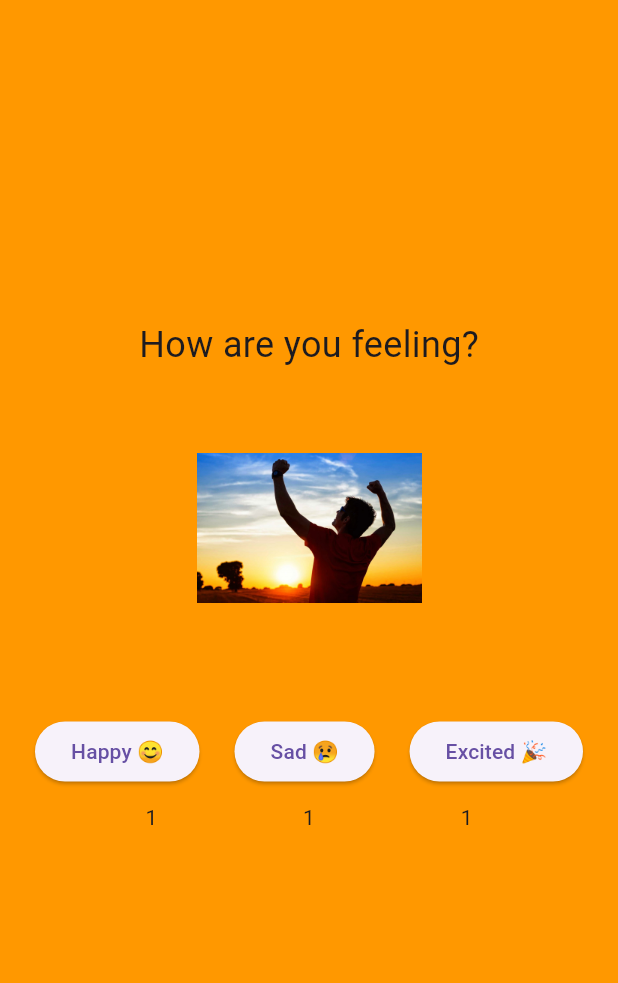
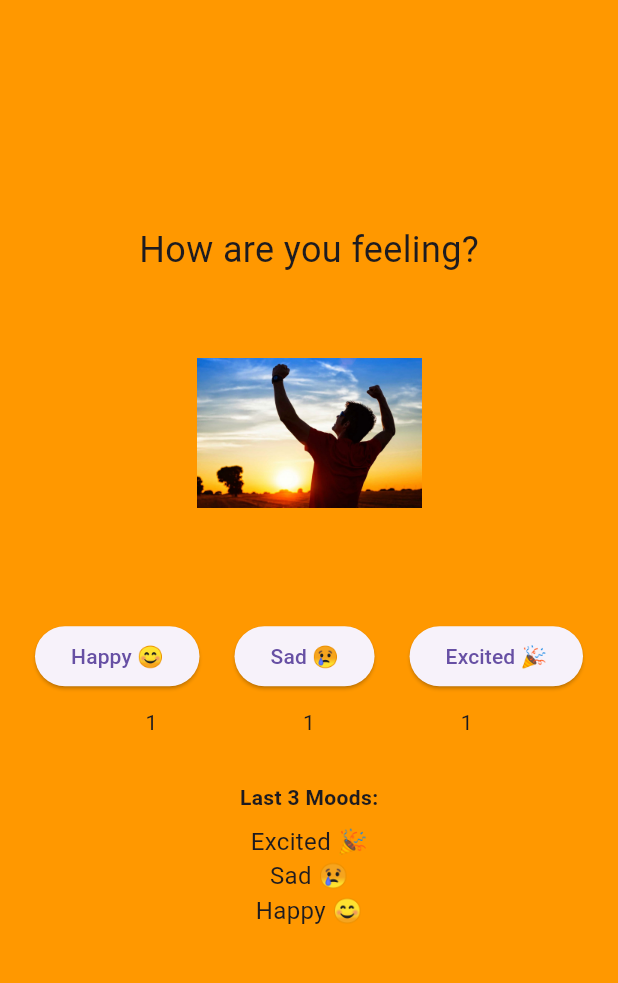
Before and after one commit to Ed-Zheng/MAD_act7, a Flutter app: the screen it shows after launch, after a tap on "Happy 😊", after a tap on "Sad 😢", after a tap on "Excited 🎉", on a phone screen of 412 x 824 dp, the part 84-1067 px from its top. Run offline on Flutter 3.47's test engine with Material 3 defaults, Android fonts, the phone set to English and light mode, and no system bars.

Commit message:
Adds mood history tracker
Initializes an empty list and treats it like a queue when adding and removing (FIFO), starts removing when a new string would make the list length greater than 3.
Creates a stateless widget called MoodHistory to display the list, uses conditional rendering to show a text when the list is empty.

```diff
--- a/lib/main.dart
+++ b/lib/main.dart
@@ -21,14 +21,18 @@ class MoodModel with ChangeNotifier {
     'Excited': 0
   };
 
+  final List<String> _hist = [];
+
   String get currentMood => _currentMood;
   Color get backgroundColor => _backgroundColor;
   Map<String, int> get moodCount =>_moodCount;
+  List<String> get hist => _hist;
 
   void setHappy() {
     _currentMood = 'assets/happy_bee.jpg';
     _backgroundColor = Colors.yellow;
     _moodCount['Happy'] = _moodCount['Happy']! + 1;
+    recHist('Happy 😊');
     notifyListeners();
   }
 
@@ -36,6 +40,7 @@ class MoodModel with ChangeNotifier {
     _currentMood = 'assets/sad_bee.jpg';
     _backgroundColor = Colors.blue;
     _moodCount['Sad'] = _moodCount['Sad']! + 1;
+    recHist('Sad 😢');
     notifyListeners();
   }
 
@@ -43,7 +48,15 @@ class MoodModel with ChangeNotifier {
     _currentMood = 'assets/excited.jpg';
     _backgroundColor = Colors.orange;
     _moodCount['Excited'] = _moodCount['Excited']! + 1;
+    recHist('Excited 🎉');
     notifyListeners();
+  }
+
+  void recHist(String mood) {
+    _hist.add(mood);
+    if (_hist.length > 3) {
+      _hist.removeAt(0);
+    }
   }
 }
 
@@ -78,7 +91,9 @@ class HomePage extends StatelessWidget {
                 SizedBox(height: 50),
                 MoodButtons(),
                 SizedBox(height: 10),
-                MoodCounter()
+                MoodCounter(),
+                SizedBox(height: 30),
+                MoodHistory()
               ],
             ),
           )
@@ -156,3 +171,30 @@ class MoodCounter extends StatelessWidget {
     );
   }
 }
+
+class MoodHistory extends StatelessWidget {
+  @override
+  Widget build(BuildContext context) {
+    return Consumer<MoodModel>(
+      builder: (context, moodModel, child) {
+        final hist = moodModel.hist;
+
+        if (hist.isEmpty) {
+          return Text(
+            "No history yet",
+            style: TextStyle(fontStyle: FontStyle.italic),
+          );
+        }
+
+        return Column(
+          children: [
+            Text("Last 3 Moods:", style: TextStyle(fontWeight: FontWeight.bold)),
+            SizedBox(height: 8),
+            for (var mood in hist.reversed)
+              Text(mood, style: TextStyle(fontSize: 16)),
+          ],
+        );
+      },
+    );
+  }
+}
```
